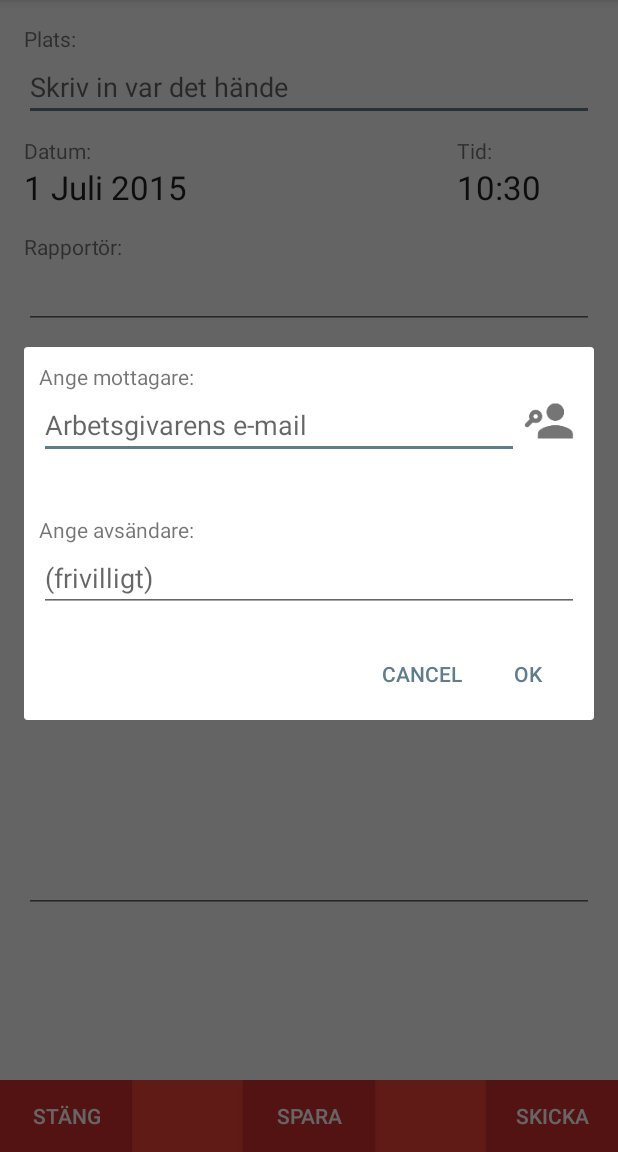
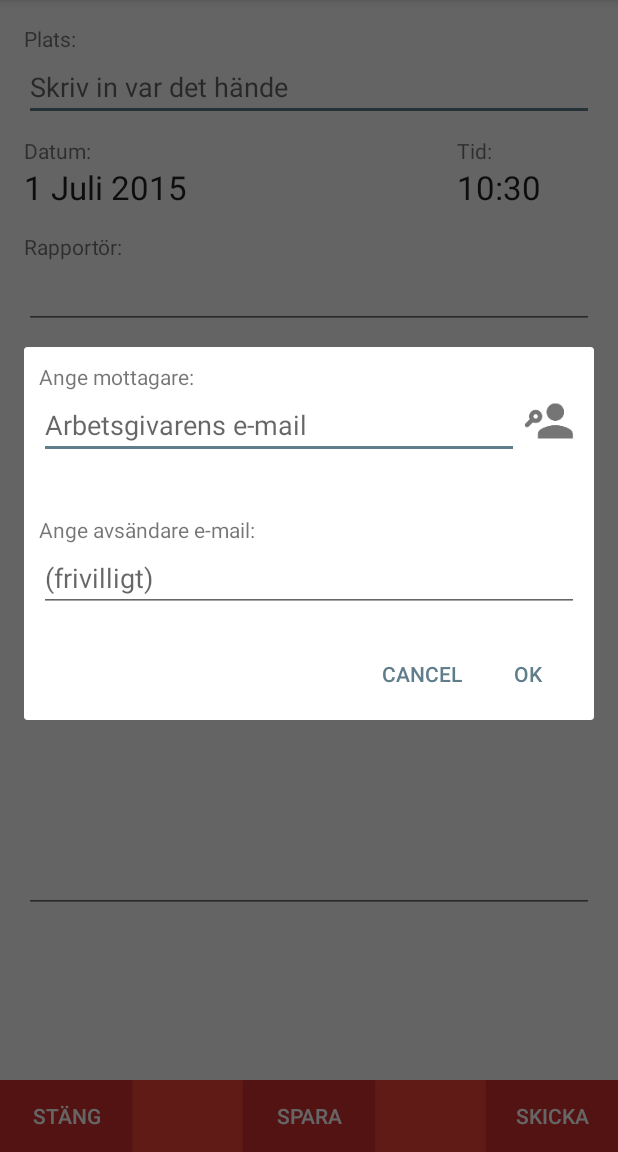
Before and after one commit to broderbluff/Tillbudsrapport, an Android app: the EditorActivity screen opened directly, with no data from a screen before it, after a tap on "SKICKA", on a phone screen of 412 x 824 dp, the part 84-1236 px from its top. Run offline under Robolectric (Android 15) with nearby library versions, the phone set to English and light mode, and no system bars.

Commit message:
ändrade att skicka sparade och stängde ner den rapporten man just skapat

```diff
--- a/app/build.gradle
+++ b/app/build.gradle
@@ -8,8 +8,8 @@ android {
         applicationId "nu.tillbudsrapport.tillbud"
         minSdkVersion 15
         targetSdkVersion 22
-        versionCode 2
-        versionName "1.1"
+        versionCode 3
+        versionName "1.1.1"
     }
     buildTypes {
         release {
--- a/app/src/main/java/nu/tillbudsrapport/tillbud/EditorActivity.java
+++ b/app/src/main/java/nu/tillbudsrapport/tillbud/EditorActivity.java
@@ -297,7 +297,6 @@ public class EditorActivity extends AppCompatActivity {
 
         AlertDialog.Builder builder = new AlertDialog.Builder(this);
         LayoutInflater inflater=EditorActivity.this.getLayoutInflater();
-        //this is what I did to added the layout to the alert dialog
         @SuppressLint("InflateParams") View layout=inflater.inflate(R.layout.dialog,null);
 
         builder.setView(layout);
@@ -429,7 +428,7 @@ public class EditorActivity extends AppCompatActivity {
 
 
             dialog.dismiss();
-
+            finishEditing();
 
         }
 
@@ -438,8 +437,7 @@ public class EditorActivity extends AppCompatActivity {
 
 
     public void onActivityResult(int reqCode, int resultCode, Intent data) {
-//what should i have to write to fetch email address of selected contact
-// I wrote like below but i could not get result
+
 
         if (resultCode == Activity.RESULT_OK) {
             try{
--- a/app/src/main/res/values/strings.xml
+++ b/app/src/main/res/values/strings.xml
@@ -28,14 +28,14 @@
     <string name="part3"><![CDATA[</p><h2>Tid och datum:</h2><p class=MsoNormal>]]></string>
     <string name="part4"><![CDATA[</p><h2>Beskrivning av händelsen:</h2><p class=MsoNormal>]]></string>
     <string name="part5"><![CDATA[</p><h2>Varför inträffade händelsen/uppstod situationen?</h2><p class=MsoNormal>]]></string>
-    <string name="part6"><![CDATA[</p><br><br><br><br><p class=MsoNormal align=center style=\'text-align:center\'>Detta mail går <span class=GramE>ej</span> att svara på, du hänvisas till den <span class=SpellE>emailen</span>som står i mailet.</p>]]></string>
+    <string name="part6"><![CDATA[</p><br><br><br><br><p class=MsoNormal align=center style=\'text-align:center\'>Detta mail går <span class=GramE>ej</span> att svara på, du hänvisas till den <span class=SpellE>emailen</span> som eventuellt står med i mailet.</p>]]></string>
     <string name="hintplace">Skriv in var det hände</string>
     <string name="contentdescrapport">Rapport</string>
     <string name="saveButton">Spara</string>
     <string name="closewithoutsave">Stänga utan att spara?</string>
     <string name="angemottagare">Ange mottagare:</string>
     <string name="arbetsgivare">Arbetsgivarens e-mail</string>
-    <string name="avsandare">Ange avsändare:</string>
+    <string name="avsandare">Ange avsändare e-mail:</string>
     <string name="frivilligt">(frivilligt)</string>
     <string name="deleteall">Rensa alla rapporter</string>
 
```
